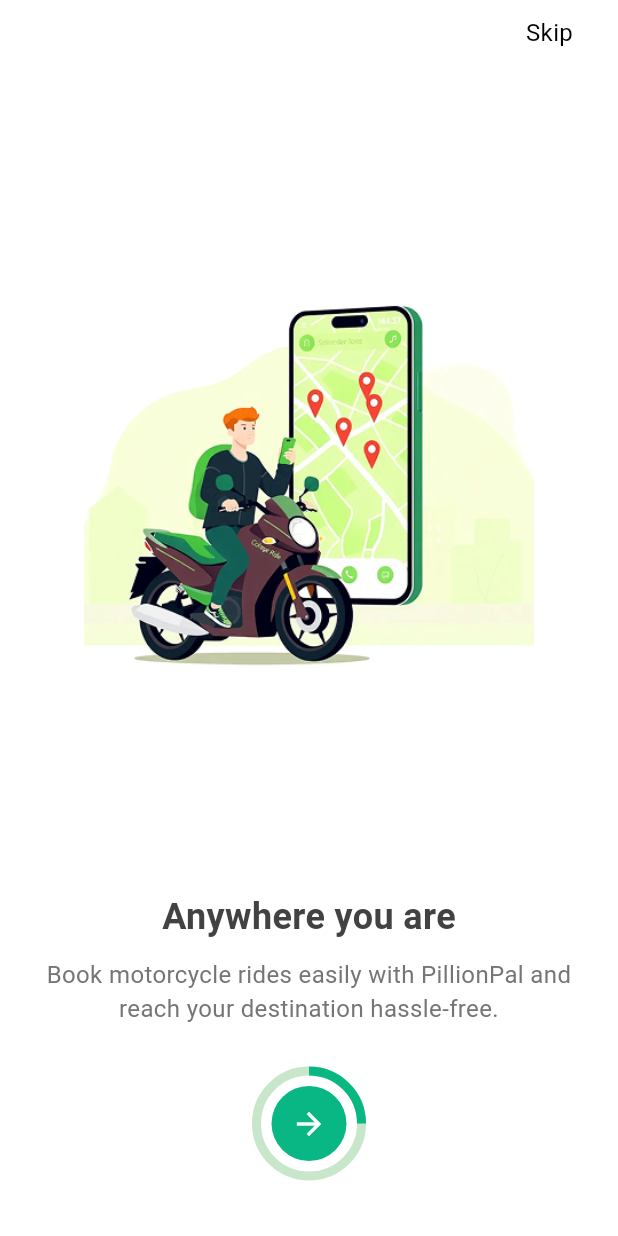
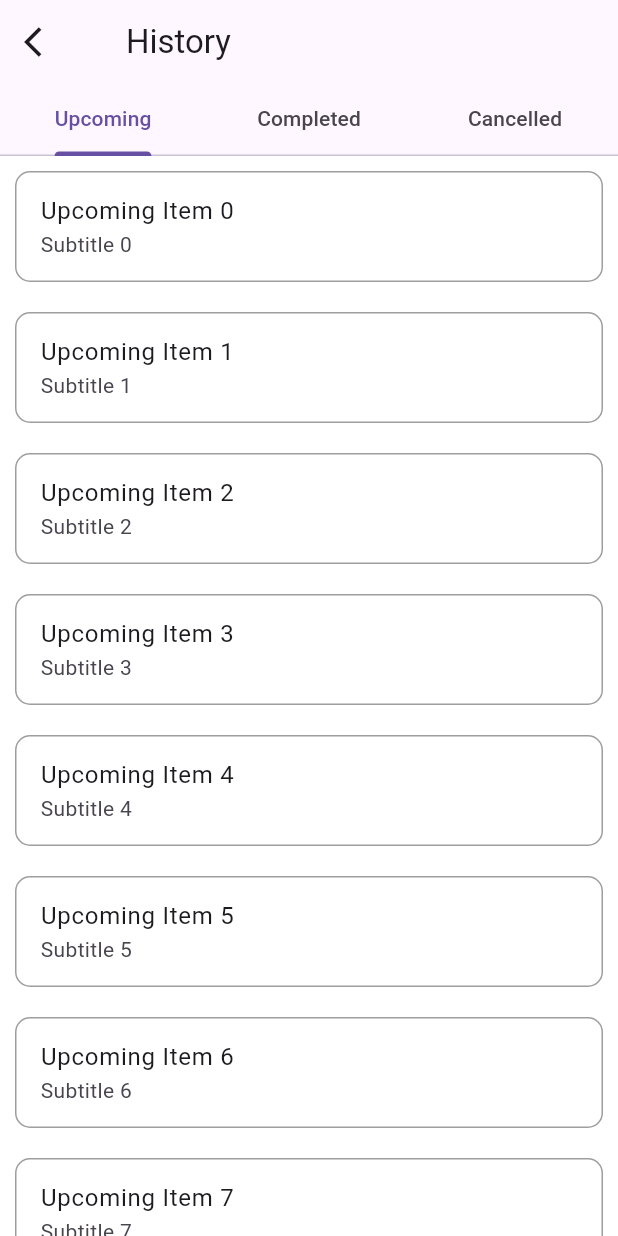
Before and after one commit to SreeCharan153/PillionPal, a Flutter app: the screen it shows after launch, on a phone screen of 412 x 824 dp. Run offline on Flutter 3.47's test engine with Material 3 defaults, Android fonts, the phone set to English and light mode, and no system bars; our stand-ins replace firebase_core, font_awesome_flutter, get, image_picker, pinput; missing offline and left inert: hexagon; accounts and stored records are empty.

Commit message:
history screen update 1

```diff
--- a/lib/Screens/HistoryPage.dart
+++ b/lib/Screens/HistoryPage.dart
@@ -0,0 +1,67 @@
+import 'package:flutter/material.dart';
+import 'package:get/get_utils/src/extensions/context_extensions.dart';
+
+class HistoryPage extends StatelessWidget {
+  const HistoryPage({super.key});
+
+  @override
+  Widget build(BuildContext context) {
+    return DefaultTabController(
+      length: 3,
+      child: Scaffold(
+        appBar: AppBar(
+          leading: IconButton(
+            icon: Icon(Icons.arrow_back_ios),
+            onPressed: () {
+              Navigator.pop(context);
+            },
+          ),
+          title: Padding(
+            padding: const EdgeInsets.all(12.0),
+            child: Text('History'),
+          ),
+          bottom: TabBar(
+            tabs: [
+              Tab(text: "Upcoming"),
+              Tab(text: "Completed"),
+              Tab(text: "Cancelled"),
+            ],
+          ),
+        ),
+        body: TabBarView(
+          children: [
+            ListTileWidget(listType: "Upcoming"),
+            ListTileWidget(listType: "Completed"),
+            ListTileWidget(listType: "Cancelled"),
+          ],
+        ),
+      ),
+    );
+  }
+}
+
+class ListTileWidget extends StatelessWidget {
+  final String listType;
+
+  const ListTileWidget({required this.listType, super.key});
+
+  @override
+  Widget build(BuildContext context) {
+    return ListView.builder(
+      itemCount: 10,
+      itemBuilder: (context, index) {
+        return Container(
+          margin: const EdgeInsets.all(10),
+          decoration: BoxDecoration(
+            border: Border.all(color: Colors.grey),
+            borderRadius: BorderRadius.circular(10),
+          ),
+          child: ListTile(
+            title: Text('$listType Item $index'),
+            subtitle: Text('Subtitle $index'),
+          ),
+        );
+      },
+    );
+  }
+}
--- a/lib/main.dart
+++ b/lib/main.dart
@@ -1,5 +1,6 @@
 import 'package:flutter/material.dart';
 import 'package:get/route_manager.dart';
+import 'package:pillionpal/Screens/HistoryPage.dart';
 import 'package:pillionpal/Screens/onbording2.dart';
 import 'package:pillionpal/Screens/welcomescreen.dart';
 
@@ -15,6 +16,7 @@
     return GetMaterialApp(
       debugShowCheckedModeBanner: false,
       theme: ThemeData(
+        dividerColor: Colors.transparent,
         brightness: Brightness.light,
         scaffoldBackgroundColor: Colors.white,
         inputDecorationTheme: const InputDecorationTheme(
@@ -31,7 +33,8 @@
         ),
       ),
       themeMode: ThemeMode.system,
-      home: const OnboardingScreen(),
+      home: HistoryPage(),
+      //home: const OnboardingScreen(),
     );
   }
 }
--- a/pubspec.yaml
+++ b/pubspec.yaml
@@ -41,6 +41,8 @@
   image_picker: ^1.1.2
   get: ^4.3.8
   url_launcher: ^6.2.1
+  flutter_map: ^8.1.1
+
 dev_dependencies:
   flutter_test:
     sdk: flutter
```
Also changed, not shown: pubspec.lock, 1 other file.
